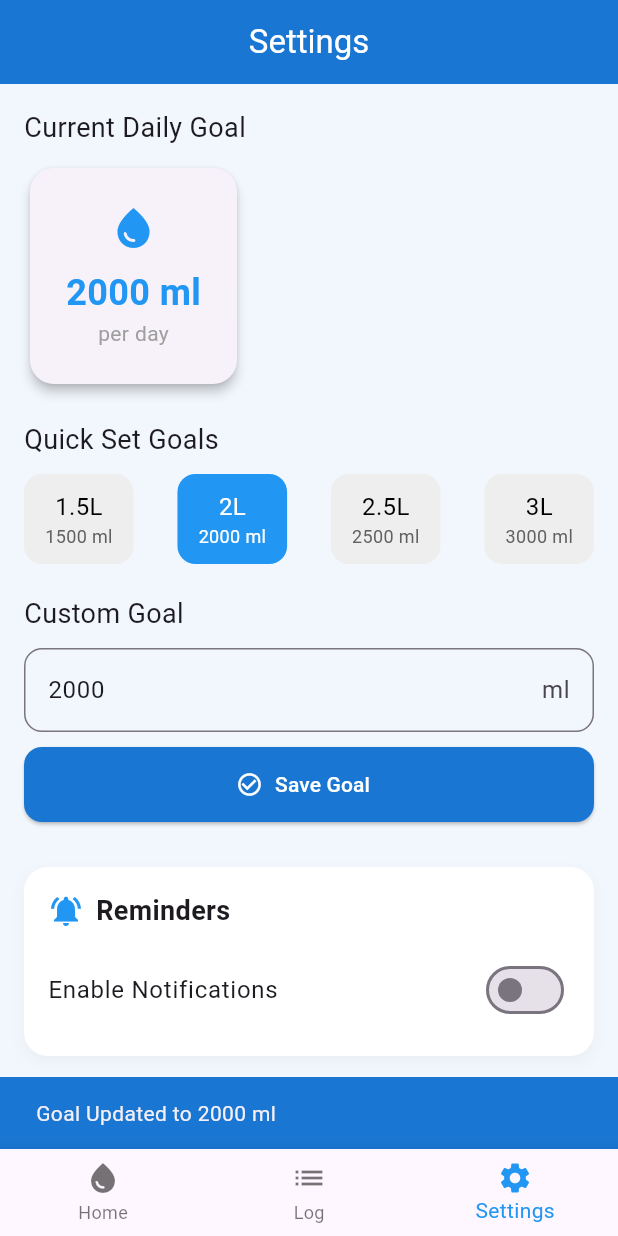
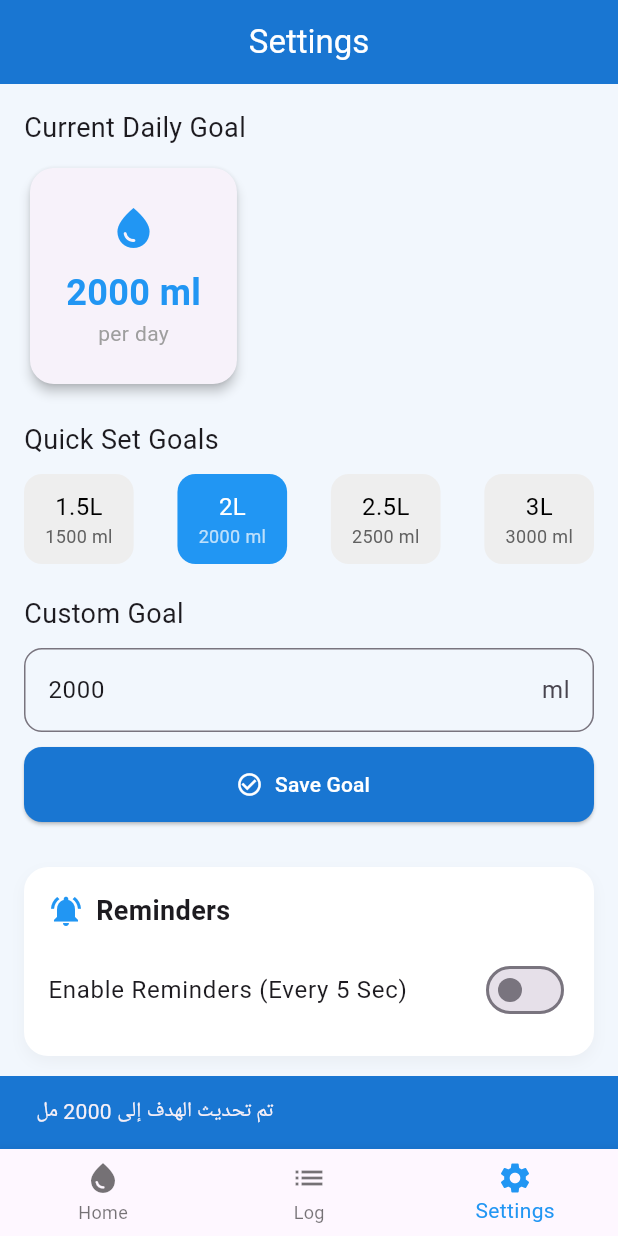
Before and after one commit to 2211844085/WaterzZ, a Flutter app: the screen it shows after launch, item 3 of the bottom bar chosen, after a tap on "Save Goal", on a phone screen of 412 x 824 dp. Run offline on Flutter 3.47's test engine with Material 3 defaults, Android fonts, the phone set to English and light mode, and no system bars; our stand-ins replace flutter_local_notifications, permission_handler, shared_preferences, timezone.

Commit message:
notification 5s

```diff
--- a/lib/SettingsPage.dart
+++ b/lib/SettingsPage.dart
@@ -1,11 +1,10 @@
-// ignore_for_file: use_build_context_synchronously
-
+import 'dart:async';
 import 'package:flutter/material.dart';
 import 'package:flutter_local_notifications/flutter_local_notifications.dart';
+import 'package:shared_preferences/shared_preferences.dart';
+import 'package:permission_handler/permission_handler.dart';
 import 'package:timezone/data/latest.dart' as tz;
 import 'package:timezone/timezone.dart' as tz;
-import 'package:shared_preferences/shared_preferences.dart';
-import 'package:permission_handler/permission_handler.dart';
 
 class SettingsPage extends StatefulWidget {
   final int currentGoal;
@@ -24,9 +23,10 @@ class SettingsPage extends StatefulWidget {
 class _SettingsPageState extends State<SettingsPage> {
   late int selectedGoal;
   final customController = TextEditingController();
+
+  // -- متغيرات الإشعارات --
   bool _notificationsEnabled = false;
-  int _reminderIntervalMinutes = 1;
-
+  Timer? _timer;
   final FlutterLocalNotificationsPlugin flutterLocalNotificationsPlugin =
   FlutterLocalNotificationsPlugin();
 
@@ -38,86 +38,80 @@ class _SettingsPageState extends State<SettingsPage> {
     _initialize();
   }
 
+  @override
+  void dispose() {
+    _timer?.cancel();
+    super.dispose();
+  }
+
+  // دالة رئيسية لتهيئة كل شيء يتعلق بالإشعارات
   Future<void> _initialize() async {
     await _loadPreferences();
-    await _requestNotificationPermission();
+    await _requestPermission();
     await _initNotifications();
 
     if (_notificationsEnabled) {
-      _schedulePeriodicNotifications();
+      _startReminders();
     }
   }
+
+  // -- دوال الإشعارات --
 
   Future<void> _loadPreferences() async {
     final prefs = await SharedPreferences.getInstance();
     setState(() {
       _notificationsEnabled = prefs.getBool('notifications_enabled') ?? false;
-      _reminderIntervalMinutes = prefs.getInt('interval_minutes') ?? 1;
     });
   }
 
   Future<void> _savePreferences() async {
     final prefs = await SharedPreferences.getInstance();
     await prefs.setBool('notifications_enabled', _notificationsEnabled);
-    await prefs.setInt('interval_minutes', _reminderIntervalMinutes);
   }
 
-  Future<void> _requestNotificationPermission() async {
-    final status = await Permission.notification.status;
-    if (status.isDenied || status.isPermanentlyDenied) {
-      await Permission.notification.request();
-    }
+  Future<void> _requestPermission() async {
+    await Permission.notification.request();
   }
 
   Future<void> _initNotifications() async {
     const androidSettings = AndroidInitializationSettings('@mipmap/ic_launcher');
-    final settings = InitializationSettings(android: androidSettings);
+    const settings = InitializationSettings(android: androidSettings);
     await flutterLocalNotificationsPlugin.initialize(settings);
     tz.initializeTimeZones();
   }
 
-  void _schedulePeriodicNotifications() async {
-    await flutterLocalNotificationsPlugin.cancelAll();
-    final now = tz.TZDateTime.now(tz.local);
-    final firstNotificationTime = now.add(Duration(minutes: _reminderIntervalMinutes));
+  Future<void> _showNotification() async {
+    const androidDetails = AndroidNotificationDetails(
+      'water_reminder_channel_5sec',
+      'Water Reminders (5s)',
+      channelDescription: 'Reminder to drink water every 5 seconds.',
+      importance: Importance.max,
+      priority: Priority.high,
+    );
+    const notificationDetails = NotificationDetails(android: androidDetails);
 
-    await flutterLocalNotificationsPlugin.zonedSchedule(
+    await flutterLocalNotificationsPlugin.show(
       0,
-      '💧 Reminder!',
-      'Time to drink water every $_reminderIntervalMinutes minute(s).',
-      firstNotificationTime,
-      const NotificationDetails(
-        android: AndroidNotificationDetails(
-          'water_channel_id',
-          'Water Reminders',
-          channelDescription: 'Reminders to drink water regularly',
-          importance: Importance.max,
-          priority: Priority.high,
-        ),
-      ),
-      androidScheduleMode: AndroidScheduleMode.exactAllowWhileIdle,
-      uiLocalNotificationDateInterpretation:
-      UILocalNotificationDateInterpretation.absoluteTime,
+      '💧 اشرب ماء!',
+      'مرت 5 ثوانٍ، حان وقت شرب الماء.',
+      notificationDetails,
     );
   }
 
-  Future<void> showTestNotification() async {
-    await flutterLocalNotificationsPlugin.show(
-      99,
-      '🔔 Test Notification ($_reminderIntervalMinutes min)',
-      'This is how your reminder will look.',
-      const NotificationDetails(
-        android: AndroidNotificationDetails(
-          'water_test_channel_id',
-          'Test Notifications',
-          channelDescription: 'Test reminder notification',
-          importance: Importance.high,
-          priority: Priority.high,
-        ),
-      ),
-    );
+  void _startReminders() {
+    _timer?.cancel();
+    if (_notificationsEnabled) {
+      _timer = Timer.periodic(const Duration(seconds: 5), (timer) {
+        _showNotification();
+      });
+    }
   }
 
+  void _stopReminders() {
+    _timer?.cancel();
+  }
+
+  // -- دوال صفحة الإعدادات --
   void updateGoal(int value) {
     setState(() {
       selectedGoal = value;
@@ -132,13 +126,41 @@ class _SettingsPageState extends State<SettingsPage> {
       updateGoal(custom);
       ScaffoldMessenger.of(context).showSnackBar(
         SnackBar(
-          content: Text("Goal Updated to $custom ml"),
+          content: Text("تم تحديث الهدف إلى $custom مل"),
           backgroundColor: Colors.blue.shade700,
         ),
       );
     }
   }
 
+  // ✅ تم إرجاع هذه الدالة إلى مكانها الصحيح
+  Widget _quickGoalButton(String label, int value) {
+    return GestureDetector(
+      onTap: () => updateGoal(value),
+      child: Container(
+        padding: const EdgeInsets.symmetric(vertical: 10, horizontal: 14),
+        decoration: BoxDecoration(
+          color: selectedGoal == value ? Colors.blue : Colors.grey[200],
+          borderRadius: BorderRadius.circular(12),
+        ),
+        child: Column(
+          children: [
+            Text(label,
+                style: TextStyle(
+                    fontSize: 16,
+                    color: selectedGoal == value ? Colors.white : Colors.black)),
+            Text("$value ml",
+                style: TextStyle(
+                    fontSize: 12,
+                    color:
+                    selectedGoal == value ? Colors.white70 : Colors.grey[700])),
+          ],
+        ),
+      ),
+    );
+  }
+
+  // بطاقة التذكيرات
   Widget reminderCard() {
     return Container(
       padding: const EdgeInsets.all(16),
@@ -167,45 +189,28 @@ class _SettingsPageState extends State<SettingsPage> {
           const SizedBox(height: 12),
           SwitchListTile(
             contentPadding: EdgeInsets.zero,
-            title: const Text("Enable Notifications", style: TextStyle(fontSize: 16)),
+            title: const Text("Enable Reminders (Every 5 Sec)", style: TextStyle(fontSize: 16)),
             value: _notificationsEnabled,
-            onChanged: (val) async {
+            onChanged: (bool value) {
               setState(() {
-                _notificationsEnabled = val;
+                _notificationsEnabled = value;
               });
-              await _savePreferences();
+              _savePreferences();
+
               if (_notificationsEnabled) {
-                _schedulePeriodicNotifications();
+                _startReminders();
+                ScaffoldMessenger.of(context).showSnackBar(
+                  const SnackBar(content: Text("Reminders enabled every 5 seconds.")),
+                );
               } else {
-                await flutterLocalNotificationsPlugin.cancelAll();
+                _stopReminders();
+                ScaffoldMessenger.of(context).showSnackBar(
+                  const SnackBar(content: Text("Reminders disabled.")),
+                );
               }
             },
             activeColor: Colors.blue,
           ),
-          if (_notificationsEnabled) ...[
-            const SizedBox(height: 10),
-            Text("Reminder Interval (in minutes)",
-                style: TextStyle(fontSize: 16, color: Colors.grey[700])),
-            const SizedBox(height: 8),
-            DropdownButton<int>(
-              value: _reminderIntervalMinutes,
-              items: [1, 2, 3, 5].map((int minutes) {
-                return DropdownMenuItem<int>(
-                  value: minutes,
-                  child: Text("Every $minutes minute${minutes > 1 ? 's' : ''}"),
-                );
-              }).toList(),
-              onChanged: (int? newVal) async {
-                if (newVal != null) {
-                  setState(() {
-                    _reminderIntervalMinutes = newVal;
-                  });
-                  await _savePreferences();
-                  _schedulePeriodicNotifications();
-                }
-              },
-            ),
-          ],
         ],
       ),
     );
@@ -227,6 +232,7 @@ class _SettingsPageState extends State<SettingsPage> {
         child: Column(
           crossAxisAlignment: CrossAxisAlignment.start,
           children: [
+            // ✅ تم إرجاع كل الويدجتس الخاصة بالهدف إلى مكانها الصحيح
             const Text("Current Daily Goal", style: TextStyle(fontSize: 18)),
             const SizedBox(height: 10),
             Card(
@@ -286,44 +292,6 @@ class _SettingsPageState extends State<SettingsPage> {
             ),
             const SizedBox(height: 30),
             reminderCard(),
-            const SizedBox(height: 20),
-            ElevatedButton.icon(
-              onPressed: showTestNotification,
-              icon: const Icon(Icons.notifications),
-              label: const Text("Test Notification"),
-              style: ElevatedButton.styleFrom(
-                backgroundColor: Colors.blue.shade100,
-                foregroundColor: Colors.blue.shade900,
-                minimumSize: const Size(double.infinity, 50),
-                shape: RoundedRectangleBorder(borderRadius: BorderRadius.circular(12)),
-              ),
-            ),
-          ],
-        ),
-      ),
-    );
-  }
-
-  Widget _quickGoalButton(String label, int value) {
-    return GestureDetector(
-      onTap: () => updateGoal(value),
-      child: Container(
-        padding: const EdgeInsets.symmetric(vertical: 10, horizontal: 14),
-        decoration: BoxDecoration(
-          color: selectedGoal == value ? Colors.blue : Colors.grey[200],
-          borderRadius: BorderRadius.circular(12),
-        ),
-        child: Column(
-          children: [
-            Text(label,
-                style: TextStyle(
-                    fontSize: 16,
-                    color: selectedGoal == value ? Colors.white : Colors.black)),
-            Text("$value ml",
-                style: TextStyle(
-                    fontSize: 12,
-                    color:
-                    selectedGoal == value ? Colors.white : Colors.grey[700])),
           ],
         ),
       ),
```
